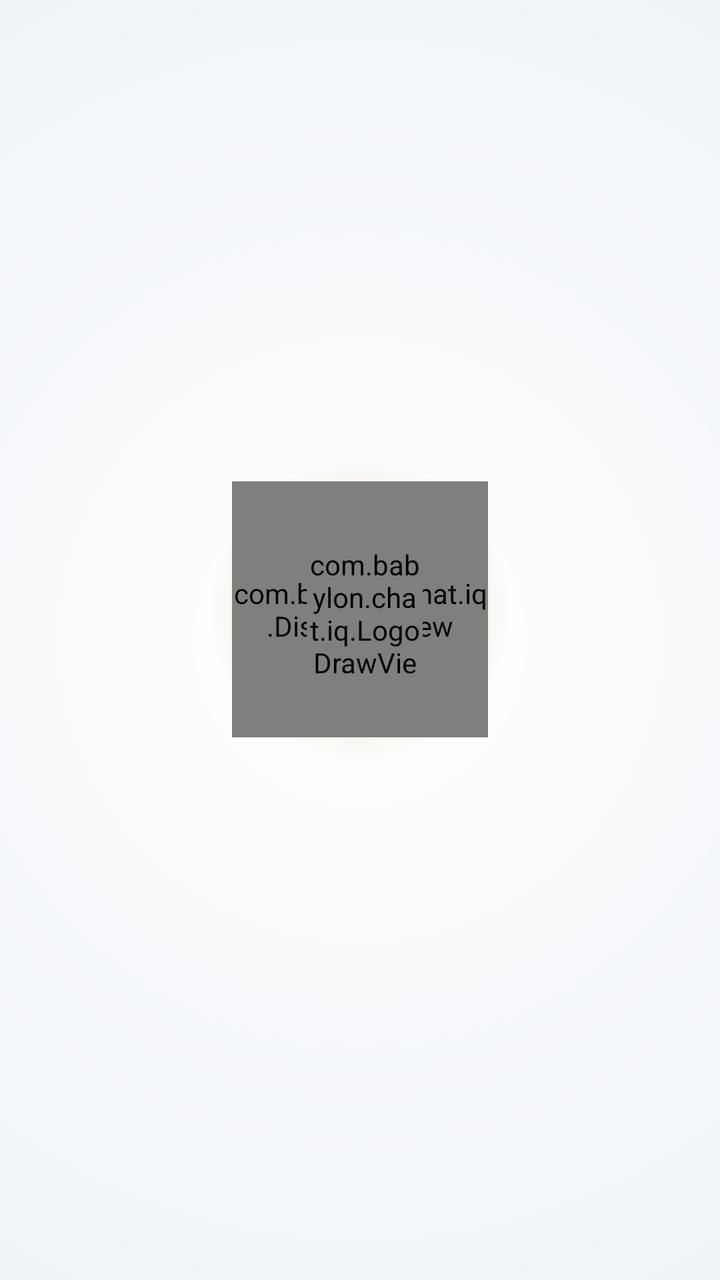
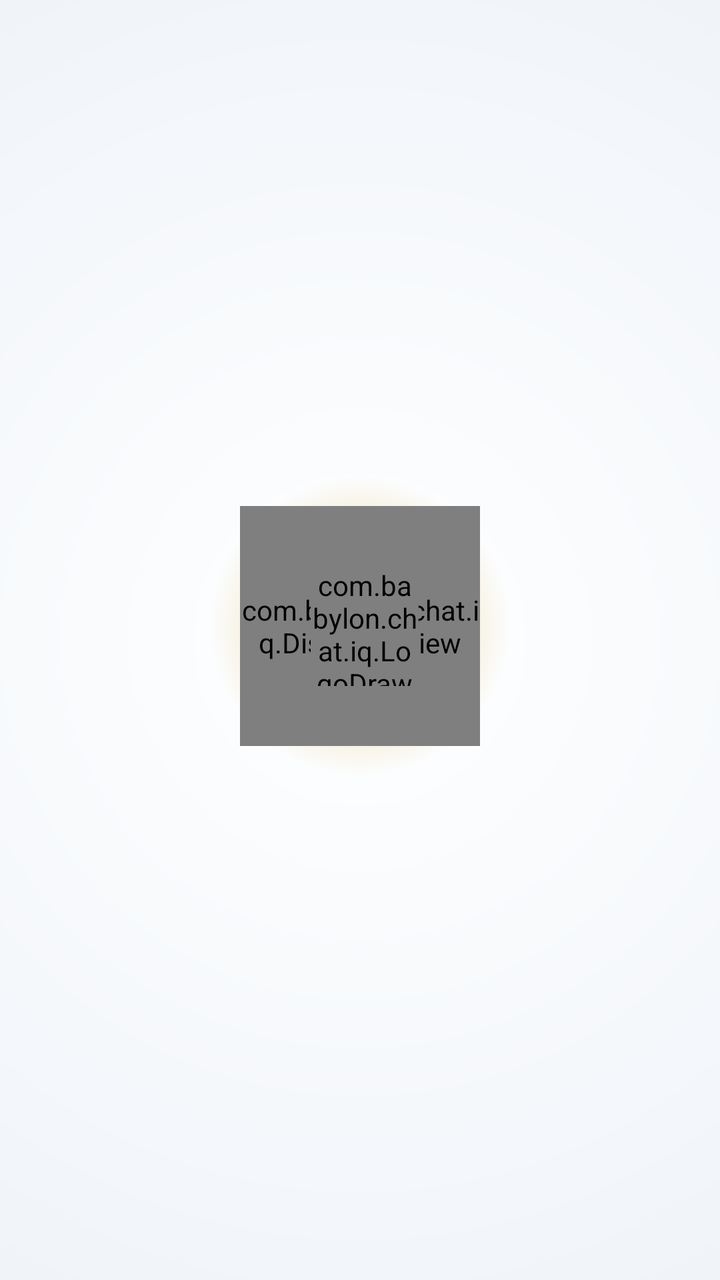

Before-and-after screenshots of an Android layout around one commit, followed by the original layout XML and the change that was made.
<!-- AndroidManifest.xml: activity theme NoActionBar -->
<!-- res/layout/main.xml -->
<LinearLayout
	xmlns:android="http://schemas.android.com/apk/res/android"
	xmlns:app="http://schemas.android.com/apk/res-auto"
	xmlns:tools="http://schemas.android.com/tools"
	android:id="@+id/root"
	android:layout_width="match_parent"
	android:layout_height="match_parent"
	android:background="@drawable/bg_splash"
	android:clipChildren="false"
	android:clipToPadding="false"
	android:gravity="center"
	android:orientation="vertical">
	<FrameLayout
		android:id="@+id/logo_frame"
		android:layout_width="190dp"
		android:layout_height="190dp"
		android:clipChildren="false"
		android:clipToPadding="false">
		<LinearLayout
			android:id="@+id/logo_glow"
			android:layout_width="172dp"
			android:layout_height="172dp"
			android:background="@drawable/bg_glow"
			android:orientation="vertical"
			android:layout_gravity="center_horizontal|center_vertical" />
		
		<FrameLayout
			android:id="@+id/logo_circle"
			android:layout_width="128dp"
			android:layout_height="128dp"
			android:layout_gravity="center_horizontal|center_vertical">
			<com.babylon.chat.iq.DiscDrawView
				android:id="@+id/logo_disc"
				android:layout_width="match_parent"
				android:layout_height="match_parent" />
			<com.babylon.chat.iq.LogoDrawView
				android:id="@+id/logo_img"
				android:layout_width="58dp"
				android:layout_height="64dp"
				android:layout_gravity="center_horizontal|center_vertical"
				android:translationX="2.4dp" />
		</FrameLayout>
	</FrameLayout>
	<TextView
		android:id="@+id/title"
		android:layout_width="wrap_content"
		android:layout_height="wrap_content"
		android:text="Babylon Chat"
		android:textSize="27sp"
		android:textStyle="bold"
		android:textColor="#A97F1C"
		android:alpha="0"
		android:layout_marginTop="-6dp" />
</LinearLayout>
<!-- resources referenced by this layout -->
<resources>
  <!-- drawable bg_glow (drawable) -->
  <?xml version="1.0" encoding="utf-8"?>
  <shape xmlns:android="http://schemas.android.com/apk/res/android" android:shape="oval">
      
      <gradient
          android:type="radial"
          android:centerX="0.5"
          android:centerY="0.5"
          android:gradientRadius="75dp"
          android:startColor="#80D6B040"
          android:centerColor="#4DD6B040"
          android:endColor="#00D6B040" />
  </shape>
  <!-- drawable bg_splash (drawable) -->
  <?xml version="1.0" encoding="utf-8"?>
  <shape xmlns:android="http://schemas.android.com/apk/res/android" android:shape="rectangle">
      
      <gradient
          android:type="radial"
          android:centerX="0.5"
          android:centerY="0.5"
          android:gradientRadius="120%p"
          android:startColor="#FFFFFF"
          android:endColor="#EDF2F8" />
  </shape>
  <style name="NoActionBar" parent="@android:style/Theme.Material.Light.NoActionBar">
  		<item name="android:colorPrimary">@color/colorPrimary</item>
  		<item name="android:colorPrimaryDark">@color/colorPrimaryDark</item>
  		<item name="android:colorAccent">@color/colorAccent</item>
  		<item name="android:colorControlActivated">@color/colorAccent</item>
  		<item name="android:textColorHighlight">@color/textHighlightGold</item>
  		<item name="android:colorControlHighlight">@color/colorControlHighlight</item>
  		<item name="android:colorControlNormal">@color/colorControlNormal</item>
  		<item name="android:buttonStyle">@style/FlatButton</item>
  	</style>
  <color name="colorPrimary">#F57C00</color>
  <color name="colorPrimaryDark">#E65100</color>
  <color name="colorAccent">#C99A1C</color>
  <color name="textHighlightGold">#59C99A1C</color>
  <color name="colorControlHighlight">#FFF3E0</color>
  <color name="colorControlNormal">#BDBDBD</color>
  <style name="FlatButton" parent="@android:style/Widget.Material.Button">
  		<item name="android:stateListAnimator">@null</item>
  		<item name="android:elevation">0dp</item>
  	</style>
</resources>

<!-- the commit's change to res/layout/main.xml (unified diff, before → after) -->
@@ -26,8 +26,8 @@
 		
 		<FrameLayout
 			android:id="@+id/logo_circle"
-			android:layout_width="128dp"
-			android:layout_height="128dp"
+			android:layout_width="120dp"
+			android:layout_height="120dp"
 			android:layout_gravity="center_horizontal|center_vertical">
 			<com.babylon.chat.iq.DiscDrawView
 				android:id="@+id/logo_disc"
@@ -35,10 +35,10 @@
 				android:layout_height="match_parent" />
 			<com.babylon.chat.iq.LogoDrawView
 				android:id="@+id/logo_img"
-				android:layout_width="58dp"
-				android:layout_height="64dp"
+				android:layout_width="54dp"
+				android:layout_height="60dp"
 				android:layout_gravity="center_horizontal|center_vertical"
-				android:translationX="2.4dp" />
+				android:translationX="2.25dp" />
 		</FrameLayout>
 	</FrameLayout>
 	<TextView
@@ -50,5 +50,5 @@
 		android:textStyle="bold"
 		android:textColor="#A97F1C"
 		android:alpha="0"
-		android:layout_marginTop="-6dp" />
+		android:layout_marginTop="-22.5dp" />
 </LinearLayout>
